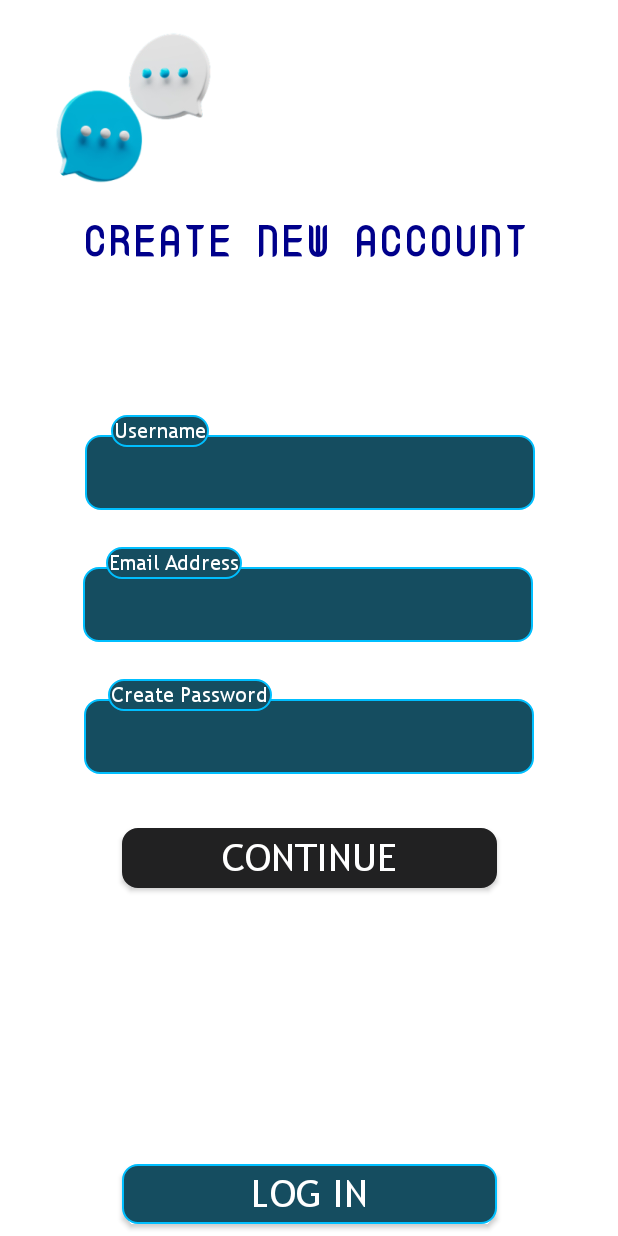
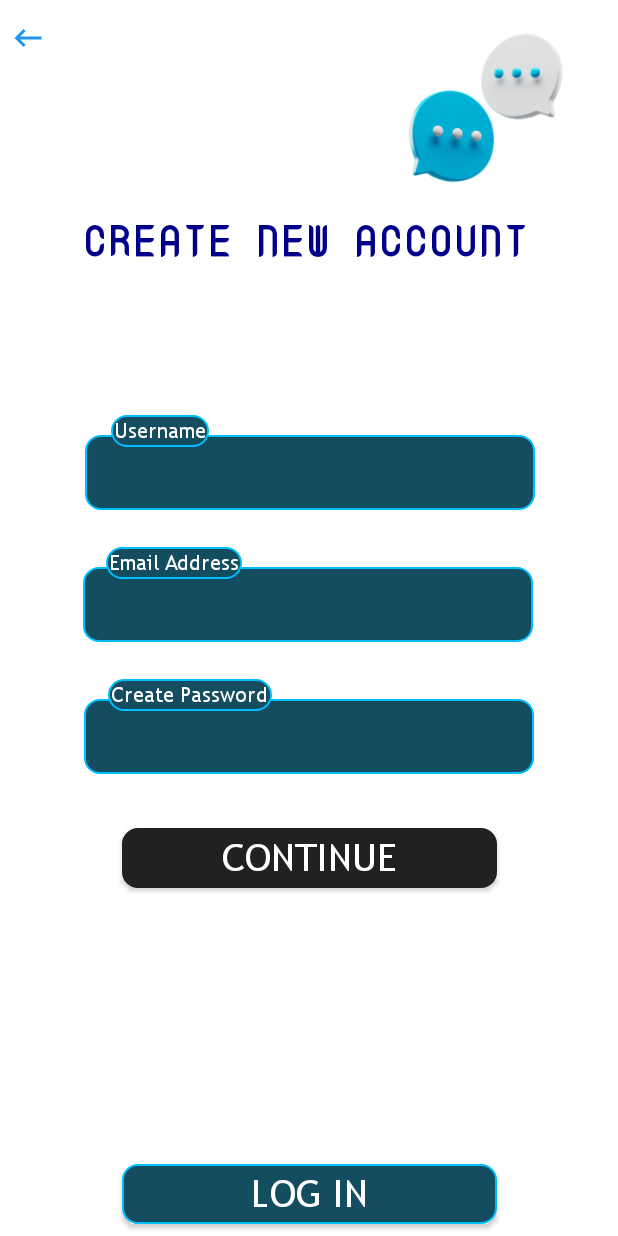
Before and after one commit to sayeedajmal/ConnectX, an Android app: the signup screen opened directly, with no data from a screen before it, on a phone screen of 412 x 824 dp. Run offline under Robolectric (Android 15) with nearby library versions, the phone set to English and light mode, and no system bars; our stand-ins replace CircleImageView, Firebase (no records; nobody signed in at launch, a user with empty details on screens opened directly).

Commit message:
adding backend of uploading Profile Pic

```diff
--- a/app/build.gradle
+++ b/app/build.gradle
@@ -44,6 +44,7 @@ dependencies {
     androidTestImplementation 'androidx.test.espresso:espresso-core:3.4.0'
     implementation 'com.google.firebase:firebase-bom:29.0.4'
     implementation 'com.google.firebase:firebase-database:20.0.3'
+    implementation 'com.google.firebase:firebase-storage:20.0.0'
     implementation 'com.github.bumptech.glide:glide:4.12.0'
     annotationProcessor 'com.github.bumptech.glide:compiler:4.12.0'
 }
--- a/app/src/main/AndroidManifest.xml
+++ b/app/src/main/AndroidManifest.xml
@@ -12,7 +12,7 @@
         android:supportsRtl="true"
         android:theme="@style/Theme.PersonalChat" >
         <activity
-            android:name=".Splash"
+            android:name=".uploadProfile"
             android:exported="true" >
             <intent-filter>
                 <action android:name="android.intent.action.MAIN" />
@@ -22,8 +22,8 @@
 
         <activity android:name=".purpose" />
         <activity android:name=".login" />
+        <activity android:name=".Splash" />
         <activity android:name=".signup" />
-        <activity android:name=".uploadProfile" />
         <activity android:name=".verifyNumber" />
         <activity android:name=".dashboard" />
         <activity android:name=".newChat" />
--- a/app/src/main/java/com/Strong/personalchat/models/primaryGetter.java
+++ b/app/src/main/java/com/Strong/personalchat/models/primaryGetter.java
@@ -63,6 +63,10 @@ public class primaryGetter {
     public primaryGetter(String username, String email, String password) {
         this.username = username;
         this.email = email;
-        this.password = password;
+        this.password=password;
+    }
+
+    public primaryGetter(String chatUserImage){
+        this.chatUserImage=chatUserImage;
     }
 }
--- a/app/src/main/java/com/Strong/personalchat/signup.java
+++ b/app/src/main/java/com/Strong/personalchat/signup.java
@@ -3,6 +3,8 @@ package com.Strong.personalchat;
 import androidx.annotation.NonNull;
 import androidx.appcompat.app.AppCompatActivity;
 import androidx.appcompat.widget.AppCompatButton;
+import androidx.appcompat.widget.AppCompatImageButton;
+
 import android.content.Intent;
 import android.os.Bundle;
 import android.text.TextUtils;
@@ -23,8 +25,9 @@ import de.hdodenhof.circleimageview.CircleImageView;
 
 public class signup extends AppCompatActivity {
 
-    AppCompatButton goLoginButton, Register;
+    AppCompatButton goLoginButton, ContinueToUploadImage;
     TextView chatUserMessage;
+    AppCompatImageButton backButtonSignup;
     EditText signUsername, signEmail,signPassword ;
     private FirebaseAuth mAuth;
     ProgressBar progressBar;
@@ -38,18 +41,19 @@ public class signup extends AppCompatActivity {
         mAuth = FirebaseAuth.getInstance();
         progressBar=findViewById(R.id.progressBar);
         goLoginButton=findViewById(R.id.goLoginButton);
-        Register=findViewById(R.id.Register);
+        ContinueToUploadImage=findViewById(R.id.ContinueToUploadImage);
+        backButtonSignup=findViewById(R.id.backButtonSignup);
 
-        goLoginButton.setOnClickListener(new View.OnClickListener() {
-            @Override
-            public void onClick(View view) {
-                    Intent intent = new Intent(signup.this, login.class);
-                    startActivity(intent);
-            }
+        backButtonSignup.setOnClickListener(view ->{
+            onBackPressed();
         });
-        Register.setOnClickListener(view -> {
+
+        goLoginButton.setOnClickListener(view -> {
+                Intent intent = new Intent(signup.this, login.class);
+                startActivity(intent);
+        });
+        ContinueToUploadImage.setOnClickListener(view -> {
             progressBar.setVisibility(View.VISIBLE);
-
 
             signUsername=findViewById(R.id.signUsername);
             signEmail=findViewById(R.id.signEmail);
@@ -96,9 +100,11 @@ public class signup extends AppCompatActivity {
                         FirebaseDatabase database=FirebaseDatabase.getInstance();
                         database.getReference().child("Users").child(id).setValue(storeData);
 
-                        Toast.makeText(signup.this, "Registration successful!", Toast.LENGTH_SHORT).show();
+                        Toast.makeText(signup.this, "Upload Your Profile Pic!", Toast.LENGTH_SHORT).show();
                         progressBar.setVisibility(View.GONE);
-                        Intent intent = new Intent(signup.this, uploadProfile.class);
+                        Intent intent = new Intent(signup.this,uploadProfile.class);
+                        //Sending UerID to UploadProfile Class
+                        intent.putExtra("userId", id);
                         startActivity(intent);
                     }
                     else {
@@ -111,11 +117,4 @@ public class signup extends AppCompatActivity {
             });
         });
     }
-    @Override
-    public void onBackPressed() {
-        super.onBackPressed();
-        finish();
-        Intent intent=new Intent(signup.this, purpose.class);
-        startActivity(intent);
-    }
 }
--- a/app/src/main/res/layout/activity_signup.xml
+++ b/app/src/main/res/layout/activity_signup.xml
@@ -7,11 +7,23 @@
      android:background="@color/White"
     tools:context=".signup">
 
+
+    <androidx.appcompat.widget.AppCompatImageButton
+        android:id="@+id/backButtonSignup"
+        android:layout_width="30dp"
+        android:layout_height="26dp"
+        android:layout_marginStart="3dp"
+        android:layout_marginTop="12dp"
+        android:background="@drawable/round_corner"
+        android:src="@drawable/backbutton"
+        app:layout_constraintStart_toStartOf="parent"
+        app:layout_constraintTop_toTopOf="parent" />
+
     <de.hdodenhof.circleimageview.CircleImageView
         android:layout_width="177dp"
         android:layout_height="136dp"
         android:src="@drawable/appicon"
-        app:layout_constraintStart_toStartOf="parent"
+        app:layout_constraintEnd_toEndOf="parent"
         app:layout_constraintTop_toTopOf="parent"
         tools:ignore="MissingConstraints" />
 
@@ -127,7 +139,7 @@
         tools:ignore="MissingConstraints" />
 
     <androidx.appcompat.widget.AppCompatButton
-        android:id="@+id/Register"
+        android:id="@+id/ContinueToUploadImage"
         android:layout_width="250dp"
         android:layout_height="40dp"
         android:layout_marginTop="36dp"
@@ -151,7 +163,7 @@
         android:visibility="invisible"
         app:layout_constraintEnd_toEndOf="parent"
         app:layout_constraintStart_toStartOf="parent"
-        app:layout_constraintTop_toBottomOf="@+id/Register"
+        app:layout_constraintTop_toBottomOf="@+id/ContinueToUploadImage"
         tools:ignore="MissingConstraints" />
     <androidx.appcompat.widget.AppCompatButton
         android:id="@+id/goLoginButton"
--- a/app/src/main/res/layout/chat_list.xml
+++ b/app/src/main/res/layout/chat_list.xml
@@ -12,7 +12,7 @@
             android:id="@+id/chatUserImage"
             android:layout_width="60dp"
             android:layout_height="60dp"
-            android:src="@mipmap/avtar"
+            android:src="@drawable/defaultuser"
             android:layout_marginStart="5dp"
             app:layout_constraintBottom_toBottomOf="parent"
             app:layout_constraintStart_toStartOf="parent"
```
Also changed, not shown: app/src/main/java/com/Strong/personalchat/uploadProfile.java (+94 -0 lines), app/src/main/res/layout/activity_profile.xml (+14 -1 lines).
